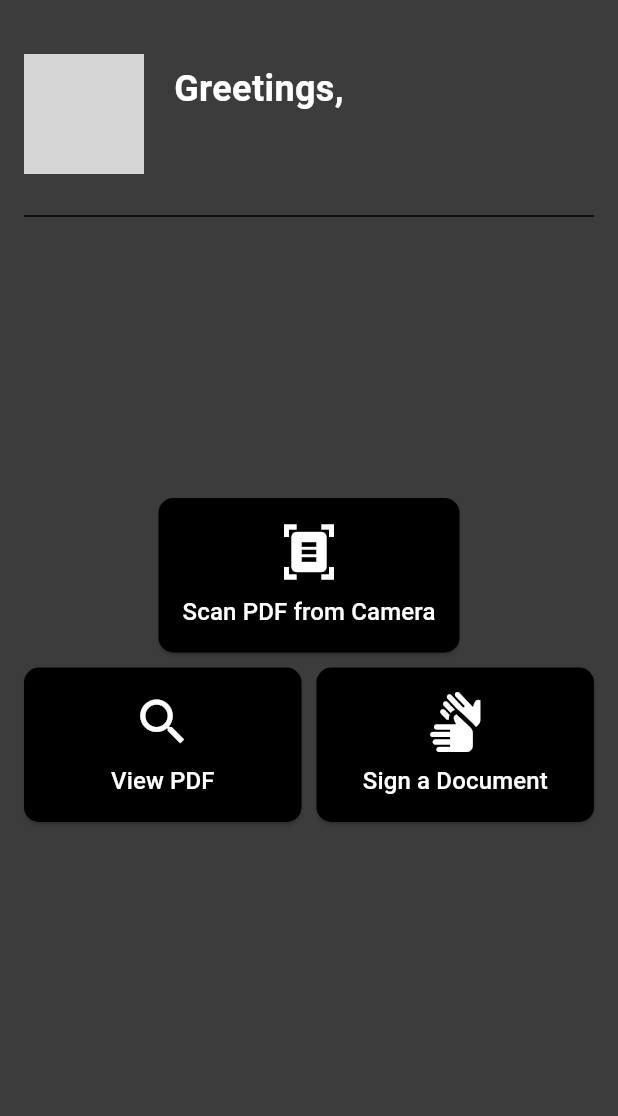
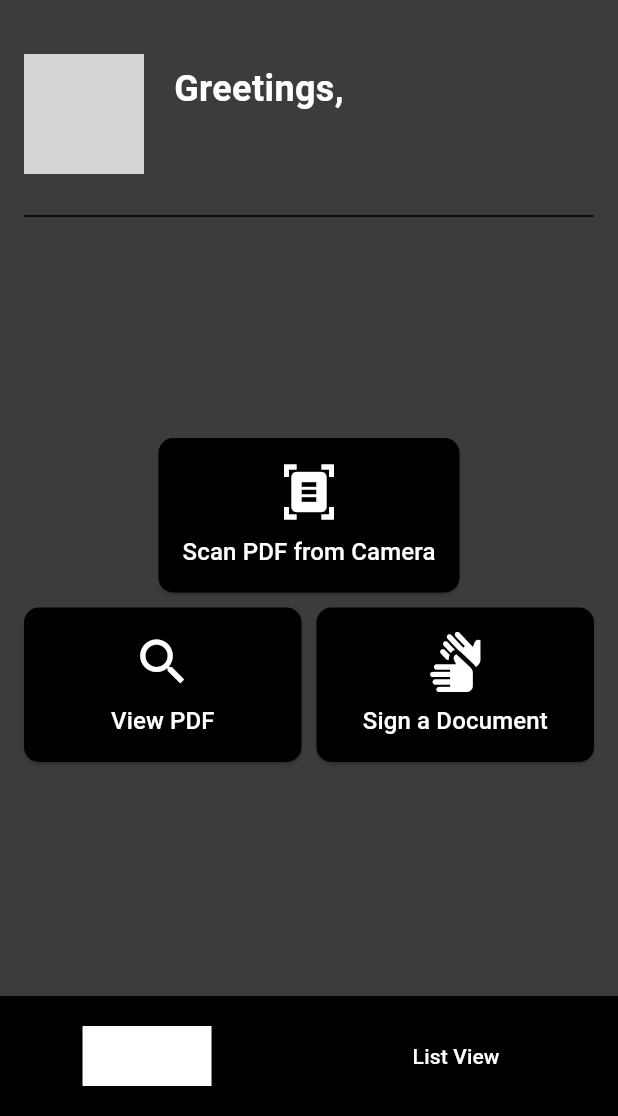
Before and after one commit to im-nilesh/pdf_viewer, a Flutter app: the screen it shows after launch, after a tap on "Next", on a phone screen of 412 x 824 dp, the part 120-1236 px from its top. Run offline on Flutter 3.47's test engine with Material 3 defaults, Android fonts, the phone set to English and light mode, and no system bars; our stand-ins replace google_fonts, image_picker, shared_preferences; missing offline and left inert: flutter_pdfview; network calls fail; grey boxes are pictures that could not be loaded.

Commit message:
bottom navigation bar added

```diff
--- a/lib/screens/Mainscreen.dart
+++ b/lib/screens/Mainscreen.dart
@@ -1,15 +1,20 @@
-// lib/screens/main_screen.dart
-
 import 'package:flutter/material.dart';
 import 'package:google_fonts/google_fonts.dart';
-
 import 'package:pdf_viewer/screens/camera_screen.dart';
 import 'package:pdf_viewer/widgets/customButton.dart';
+import 'package:pdf_viewer/widgets/custom_bottom_navigation_bar.dart';
 
-class MainScreen extends StatelessWidget {
+class MainScreen extends StatefulWidget {
   final String username;
 
-  const MainScreen({super.key, required this.username});
+  const MainScreen({Key? key, required this.username}) : super(key: key);
+
+  @override
+  _MainScreenState createState() => _MainScreenState();
+}
+
+class _MainScreenState extends State<MainScreen> {
+  int _currentIndex = 0;
 
   @override
   Widget build(BuildContext context) {
@@ -57,7 +62,7 @@ class MainScreen extends StatelessWidget {
                       ),
                     ),
                     Text(
-                      username,
+                      widget.username,
                       style: const TextStyle(
                         fontSize: 24,
                         fontWeight: FontWeight.bold,
@@ -85,7 +90,8 @@ class MainScreen extends StatelessWidget {
                       Navigator.push(
                         context,
                         MaterialPageRoute(
-                            builder: (context) => const CameraScreen()),
+                          builder: (context) => const CameraScreen(),
+                        ),
                       );
                     },
                   ),
@@ -120,6 +126,14 @@ class MainScreen extends StatelessWidget {
           ],
         ),
       ),
+      bottomNavigationBar: CustomBottomNavigationBar(
+        currentIndex: _currentIndex,
+        onTap: (index) {
+          setState(() {
+            _currentIndex = index;
+          });
+        },
+      ),
     );
   }
 }
--- /dev/null
+++ b/lib/widgets/custom_bottom_navigation_bar.dart
@@ -0,0 +1,53 @@
+// custom_bottom_navigation_bar.dart
+
+import 'package:flutter/material.dart';
+
+class CustomBottomNavigationBar extends StatelessWidget {
+  final Function(int) onTap;
+  final int currentIndex;
+
+  const CustomBottomNavigationBar({
+    Key? key,
+    required this.onTap,
+    required this.currentIndex,
+  }) : super(key: key);
+
+  @override
+  Widget build(BuildContext context) {
+    return Container(
+      width: double.infinity,
+      height: 80, // Adjust height as needed
+      color: Colors.black, // Change color as needed
+      child: Row(
+        mainAxisAlignment: MainAxisAlignment.spaceAround,
+        children: [
+          ElevatedButton(
+            onPressed: () => onTap(0),
+            child: const Text('Home', style: TextStyle(color: Colors.white)),
+            style: ElevatedButton.styleFrom(
+              foregroundColor: Colors.black,
+              backgroundColor: currentIndex == 0 ? Colors.white : Colors.black,
+              shape: RoundedRectangleBorder(
+                borderRadius:
+                    BorderRadius.circular(0), // Adjust border radius as needed
+              ),
+            ),
+          ),
+          ElevatedButton(
+            onPressed: () => onTap(1),
+            child:
+                const Text('List View', style: TextStyle(color: Colors.white)),
+            style: ElevatedButton.styleFrom(
+              foregroundColor: Colors.black,
+              backgroundColor: currentIndex == 1 ? Colors.white : Colors.black,
+              shape: RoundedRectangleBorder(
+                borderRadius:
+                    BorderRadius.circular(0), // Adjust border radius as needed
+              ),
+            ),
+          ),
+        ],
+      ),
+    );
+  }
+}
```
